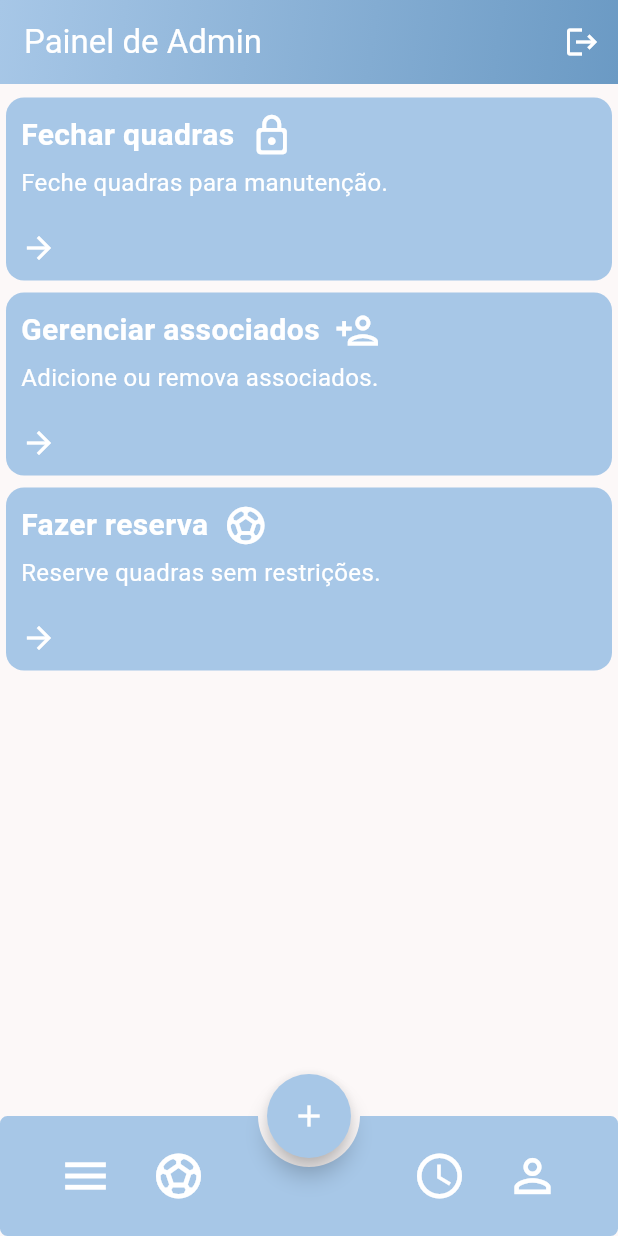
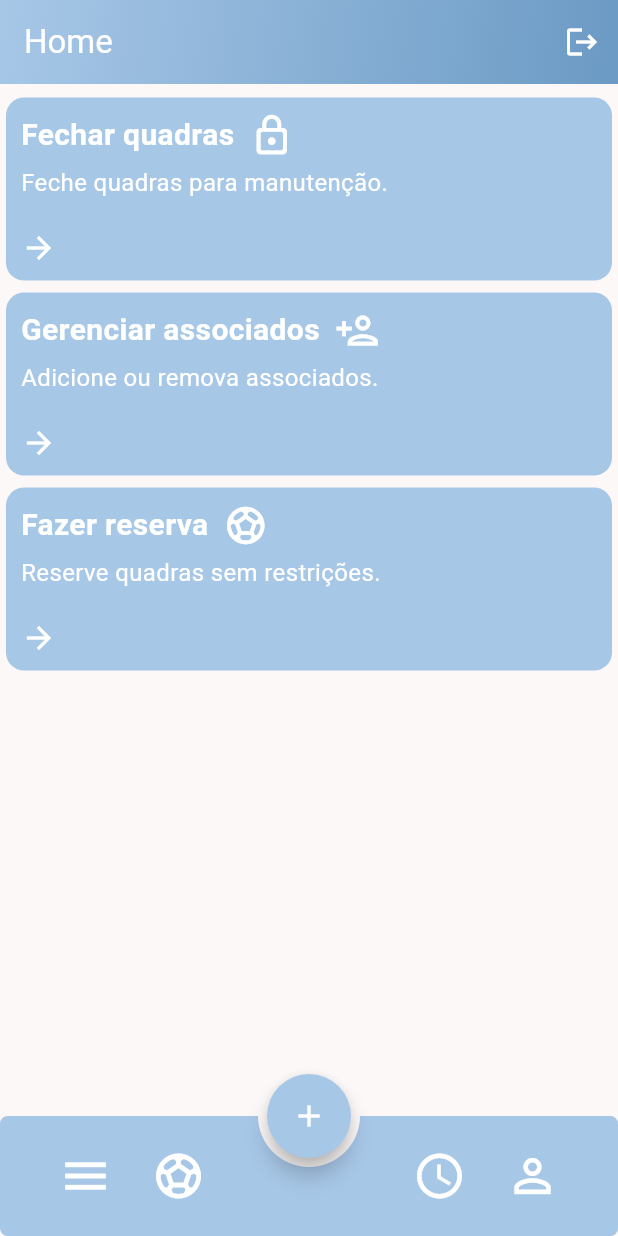
Before and after one commit to Danielsalesds/Sistema-de-Reservas-de-Quadra-Esportivas, a Flutter app: the screen it shows once a user with an empty profile is signed in, on a phone screen of 412 x 824 dp. Run offline on Flutter 3.47's test engine with Material 3 defaults, Android fonts, the phone set to English and light mode, and no system bars; our stand-ins replace awesome_dialog, cloud_firestore, firebase_auth, firebase_core, flutter_svg, google_fonts; accounts and stored records are empty.

```diff
--- a/lib/main.dart
+++ b/lib/main.dart
@@ -2,6 +2,7 @@ import 'package:clube/firebase_options.dart';
 import 'package:clube/theme/theme.dart';
 import 'package:clube/ui/pages/AuthChecker.dart';
 import 'package:clube/ui/pages/LoginPage.dart';
+import 'package:clube/ui/pages/cadastro_membro.dart';
 import 'package:firebase_auth/firebase_auth.dart';
 import 'package:firebase_core/firebase_core.dart';
 import 'package:flutter/material.dart';
--- a/lib/ui/pages/HomeAdmin.dart
+++ b/lib/ui/pages/HomeAdmin.dart
@@ -1,4 +1,5 @@
 import 'package:clube/ui/pages/ReservaQuadraScreen.dart';
+import 'package:clube/ui/pages/cadastro_membro.dart';
 import 'package:clube/ui/widgets/CardAdmin.dart';
 import 'package:clube/ui/widgets/CustomAppBar.dart';
 import 'package:clube/ui/widgets/CustomBottomBar.dart';
@@ -17,7 +18,7 @@ class HomeAdminState extends State<HomeAdmin>{
   @override
   Widget build(BuildContext context) {
     return Scaffold(
-      appBar: const CustomAppBar(title: 'Painel de Admin',),
+      appBar: const CustomAppBar(title: 'Home',),
       bottomNavigationBar: const CustomBottomBar(),
       floatingActionButton: FloatingActionButton(
         onPressed: () {
@@ -33,14 +34,49 @@ class HomeAdminState extends State<HomeAdmin>{
         child: const Icon(Icons.add, color: Colors.white,),
       ),
       floatingActionButtonLocation: FloatingActionButtonLocation.centerDocked,
-      body: const Column(
+      body: Column(
         children: [
-          const SizedBox(height: 5,),
-          CardAdmin(titulo: "Fechar quadras", text1: "Feche quadras para manutenção.", icon: Icons.lock_outline_rounded),
-          CardAdmin(titulo: "Gerenciar associados", text1: "Adicione ou remova associados.", icon: Icons.person_add_outlined),
-          CardAdmin(titulo: "Fazer reserva", text1: "Reserve quadras sem restrições.", icon: Icons.sports_soccer_outlined),
+          const SizedBox(height: 5),
+
+          CardAdmin(
+            titulo: "Fechar quadras",
+            text1: "Feche quadras para manutenção.",
+            icon: Icons.lock_outline_rounded,
+            onTap: () {
+              // Exemplo de rota
+              Navigator.push(
+                context,
+                MaterialPageRoute(builder: (context) => ReservaQuadraScreen()), // ou outra tela
+              );
+            },
+          ),
+
+          CardAdmin(
+            titulo: "Gerenciar associados",
+            text1: "Adicione ou remova associados.",
+            icon: Icons.person_add_outlined,
+            onTap: () {
+              Navigator.push(
+                context,
+                MaterialPageRoute(builder: (context) => const CadastroMembro()),
+              );
+            },
+          ),
+
+          CardAdmin(
+            titulo: "Fazer reserva",
+            text1: "Reserve quadras sem restrições.",
+            icon: Icons.sports_soccer_outlined,
+            onTap: () {
+              Navigator.push(
+                context,
+                MaterialPageRoute(builder: (context) => ReservaQuadraScreen()),
+              );
+            },
+          ),
         ],
       ),
+
     );
   }
 
--- a/lib/ui/widgets/CardAdmin.dart
+++ b/lib/ui/widgets/CardAdmin.dart
@@ -1,44 +1,57 @@
 import 'package:flutter/cupertino.dart';
 import 'package:flutter/material.dart';
 
-class CardAdmin extends StatefulWidget{
+class CardAdmin extends StatefulWidget {
   final String titulo;
   final String text1;
   final IconData icon;
+  final VoidCallback? onTap;
+
+  const CardAdmin({
+    super.key,
+    required this.titulo,
+    required this.text1,
+    required this.icon,
+    this.onTap,
+  });
+
   @override
-  State<StatefulWidget> createState() => CardAdminState();
-  const CardAdmin({super.key, required this.titulo, required this.text1, required this.icon});
+  State<CardAdmin> createState() => CardAdminState();
 }
-class CardAdminState extends State<CardAdmin>{
+
+class CardAdminState extends State<CardAdmin> {
   @override
   Widget build(BuildContext context) {
     return GestureDetector(
-      onTap: null,
+      onTap: widget.onTap,
       child: Card.filled(
         color: Theme.of(context).colorScheme.primaryContainer,
         child: Row(
           children: [
-            Padding(padding: EdgeInsets.only(left: 10, top: 10,bottom: 10, right: 10),
-              child:
-                  Column( crossAxisAlignment: CrossAxisAlignment.start,
+            Padding(
+              padding: const EdgeInsets.all(10),
+              child: Column(
+                crossAxisAlignment: CrossAxisAlignment.start,
                 children: [
                   Row(
                     children: [
-                          Text(widget.titulo,
+                      Text(
+                        widget.titulo,
                         style: TextStyle(
                           fontWeight: FontWeight.bold,
                           fontSize: 20,
                           color: Theme.of(context).colorScheme.onPrimary,
                         ),
                       ),
-                          const SizedBox(width: 10,),
-                          Icon(widget.icon, color: Colors.white, size: 30,)
+                      const SizedBox(width: 10),
+                      Icon(widget.icon, color: Colors.white, size: 30),
                     ],
                   ),
-                      const SizedBox(height: 5,),
+                  const SizedBox(height: 5),
                   Row(
                     children: [
-                          Text(widget.text1,
+                      Text(
+                        widget.text1,
                         style: TextStyle(
                           fontSize: 16,
                           color: Theme.of(context).colorScheme.onPrimary,
@@ -46,10 +59,10 @@ class CardAdminState extends State<CardAdmin>{
                       ),
                     ],
                   ),
-                      const SizedBox(height: 20,),
-                      const Icon(Icons.arrow_forward, color: Colors.white,),
-                    ]
-                  )
+                  const SizedBox(height: 20),
+                  const Icon(Icons.arrow_forward, color: Colors.white),
+                ],
+              ),
             ),
           ],
         ),
```
Also changed, not shown: lib/services/FirestoreService.dart (+66 -11 lines), lib/ui/pages/cadastro_membro.dart (added, +155 -0 lines), 1 other file. Lines whose indentation alone changed are shown as unchanged.
